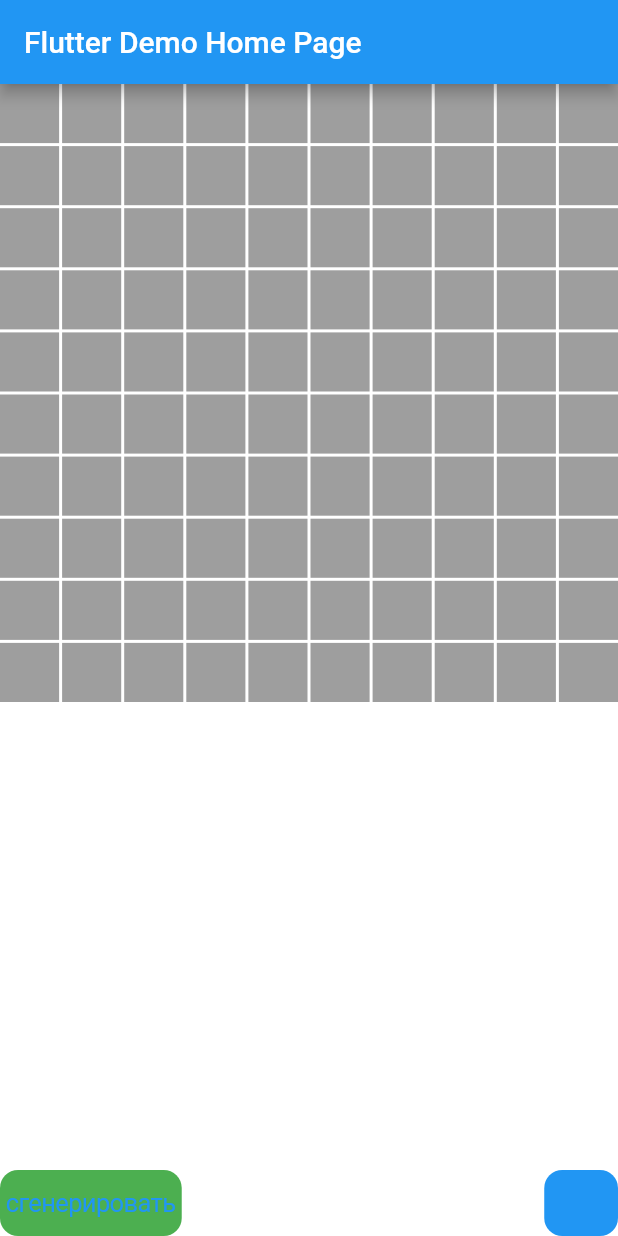
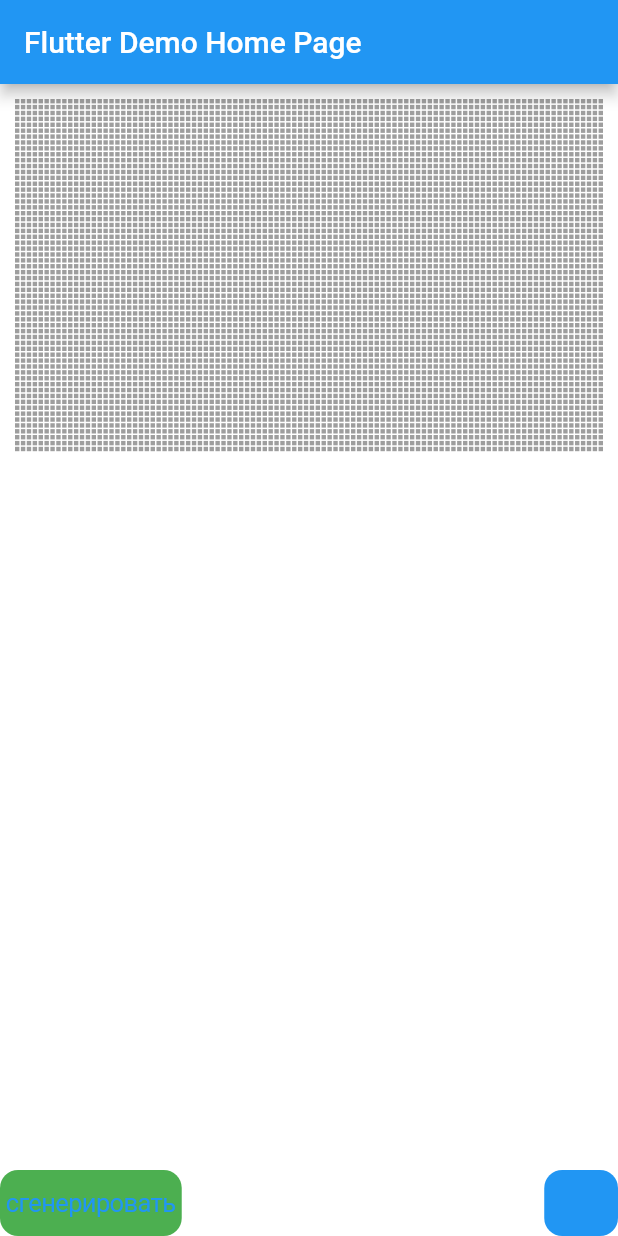
Before and after one commit to Avataromvatar/flutter_game_life, a Flutter app: the screen it shows after launch, on a phone screen of 412 x 824 dp. Run offline on Flutter 3.47's test engine with Material 2 defaults, Android fonts, the phone set to English and light mode, and no system bars.

Commit message:
add new generator rules

```diff
--- a/lib/cell_widget.dart
+++ b/lib/cell_widget.dart
@@ -4,8 +4,8 @@ import 'package:life_game/lifegame.dart';
 class CellWidget extends StatefulWidget {
   final int x, y;
   final LifeGame lifeGame;
-  Function()? onTap;
-  CellWidget(this.lifeGame, this.x, this.y, {this.onTap});
+  final Function()? onTap;
+  const CellWidget(this.lifeGame, this.x, this.y, {super.key, this.onTap});
   @override
   State<CellWidget> createState() => _CellWidgetState();
 }
--- a/lib/lifegame.dart
+++ b/lib/lifegame.dart
@@ -20,13 +20,16 @@ class LifeGame {
     }
   }
 
-  void generateLife({int lifersMax = 30}) {
+  /// luck 0.0-1.0
+  void generateLife({int? lifersMax, double luck = 0.2}) {
     isStart = false;
+
+    lifersMax ??= height * width;
 
     int count = 0;
     for (var i = 0; i < width; i++) {
       for (var i1 = 0; i1 < height; i1++) {
-        currentMap[i][i1] = Random().nextInt(101) > 50 ? 1 : 0;
+        currentMap[i][i1] = Random().nextInt(101) > 100 * (1 - luck) ? 1 : 0;
         if (currentMap[i][i1] == 1) {
           count++;
         }
@@ -43,8 +46,7 @@ class LifeGame {
     });
   }
 
-  Stream<List<List<int>>> startGame(
-      {int timeINmsec = 1000, bool onEndless = false}) async* {
+  Stream<List<List<int>>> startGame({int timeINmsec = 1000, bool onEndless = false}) async* {
     isStart = true;
     _isRun = true;
     this.onEndless = onEndless;
--- a/lib/main.dart
+++ b/lib/main.dart
@@ -53,7 +53,7 @@ class MyHomePage extends StatefulWidget {
 }
 
 class _MyHomePageState extends State<MyHomePage> {
-  LifeGame lifeGame = LifeGame(width: 10, height: 10);
+  LifeGame lifeGame = LifeGame(width: 100, height: 60);
   bool needStart = false;
   Widget _generateNewWidget() {
     return Container(
@@ -65,7 +65,7 @@ class _MyHomePageState extends State<MyHomePage> {
 
   @override
   void initState() {
-    // lifeGame.generateLife();
+    lifeGame.generateLife();
     super.initState();
   }
 
@@ -85,21 +85,26 @@ class _MyHomePageState extends State<MyHomePage> {
       body: Stack(
         children: <Widget>[
           StreamBuilder<List<List<int>>>(
-              stream: needStart ? lifeGame.startGame(timeINmsec: 500) : null,
+              stream: needStart ? lifeGame.startGame(timeINmsec: 200, onEndless: true) : null,
               builder: (context, snapshot) {
                 // if (snapshot.hasData)
                 return Container(
+                    padding: EdgeInsets.fromLTRB(10, 10, 10, 45),
                     child: GridView.count(
-                  mainAxisSpacing: 2,
-                  crossAxisSpacing: 2,
-                  crossAxisCount: lifeGame.height,
+                      mainAxisSpacing: 1,
+                      crossAxisSpacing: 1,
+                      childAspectRatio: 1,
+                      physics: AlwaysScrollableScrollPhysics(),
+                      shrinkWrap: false,
+                      crossAxisCount: lifeGame.width,
                       children: [
-                    for (var i = 0; i < lifeGame.width; i++)
-                      for (var i1 = 0; i1 < lifeGame.height; i1++)
+                        for (var i = 0; i < lifeGame.height; i++)
+                          for (var i1 = 0; i1 < lifeGame.width; i1++)
                             CellWidget(
                               lifeGame,
                               i1,
                               i,
+                              key: Key('$i$i1${lifeGame.currentMap[i1][i]}'),
                               onTap: update,
                             ),
                       ],
```
Also changed, not shown: pubspec.lock, 2 other files. Lines whose indentation alone changed are shown as unchanged.
